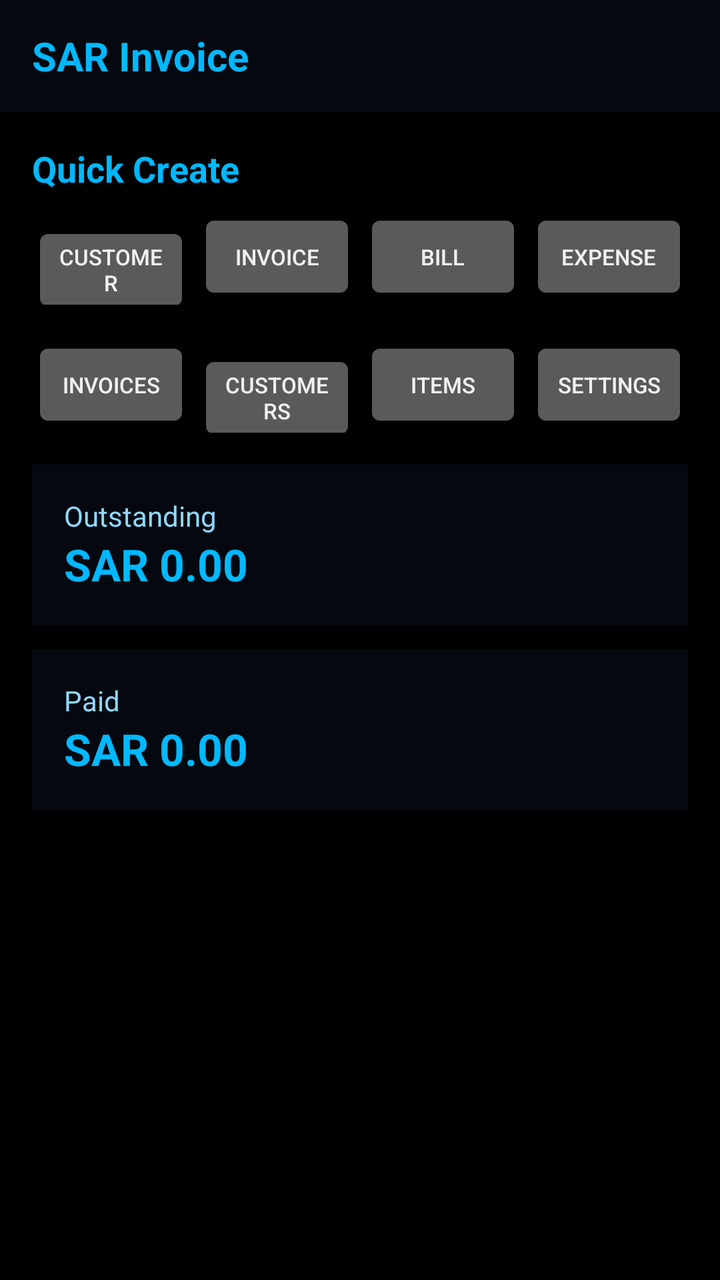
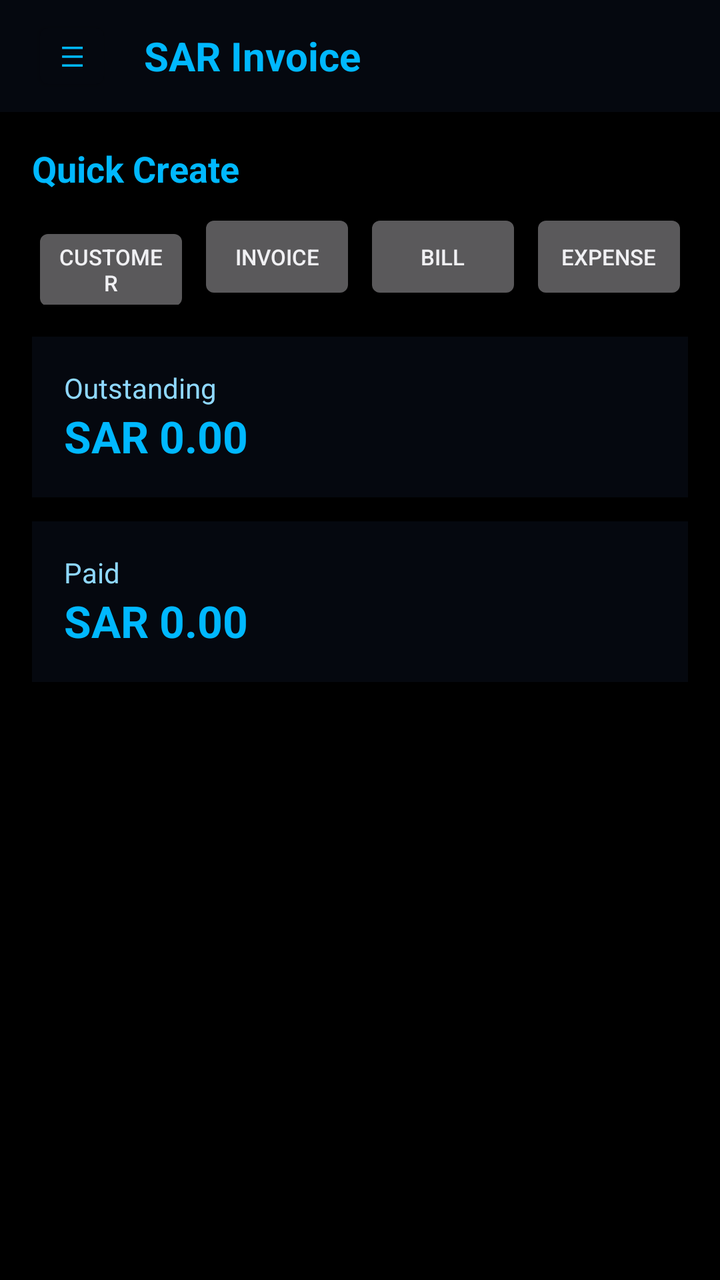

The first picture is an Android layout as it rendered before a commit; the second is the same layout after the commit. The layout source and the unified diff follow.
<!-- AndroidManifest.xml: application theme Theme.SarInvoice -->
<!-- res/layout/activity_dashboard.xml -->
<?xml version="1.0" encoding="utf-8"?>
<LinearLayout xmlns:android="http://schemas.android.com/apk/res/android"
    android:layout_width="match_parent"
    android:layout_height="match_parent"
    android:orientation="vertical"
    android:background="@color/neon_black">

    <TextView
        android:layout_width="match_parent"
        android:layout_height="56dp"
        android:background="#05080F"
        android:text="SAR Invoice"
        android:textColor="@color/neon_blue"
        android:textSize="20sp"
        android:textStyle="bold"
        android:gravity="center_vertical"
        android:paddingStart="16dp" />

    <ScrollView
        android:layout_width="match_parent"
        android:layout_height="match_parent"
        android:padding="16dp">

        <LinearLayout
            android:layout_width="match_parent"
            android:layout_height="wrap_content"
            android:orientation="vertical">

            <TextView
                android:layout_width="wrap_content"
                android:layout_height="wrap_content"
                android:text="Quick Create"
                android:textColor="@color/neon_blue"
                android:textSize="18sp"
                android:textStyle="bold"
                android:layout_marginBottom="8dp" />

            <LinearLayout
                android:layout_width="match_parent"
                android:layout_height="wrap_content"
                android:orientation="horizontal"
                android:weightSum="4"
                android:layout_marginBottom="16dp">

                <Button
                    android:id="@+id/btnNewCustomer"
                    android:layout_width="0dp"
                    android:layout_height="wrap_content"
                    android:layout_weight="1"
                    android:text="Customer"
                    android:textSize="11sp"
                    android:layout_marginEnd="4dp" />

                <Button
                    android:id="@+id/btnNewInvoice"
                    android:layout_width="0dp"
                    android:layout_height="wrap_content"
                    android:layout_weight="1"
                    android:text="Invoice"
                    android:textSize="11sp"
                    android:layout_marginEnd="4dp" />

                <Button
                    android:id="@+id/btnNewBill"
                    android:layout_width="0dp"
                    android:layout_height="wrap_content"
                    android:layout_weight="1"
                    android:text="Bill"
                    android:textSize="11sp"
                    android:layout_marginEnd="4dp" />

                <Button
                    android:id="@+id/btnNewExpense"
                    android:layout_width="0dp"
                    android:layout_height="wrap_content"
                    android:layout_weight="1"
                    android:text="Expense"
                    android:textSize="11sp" />
            </LinearLayout>

            <LinearLayout
                android:layout_width="match_parent"
                android:layout_height="wrap_content"
                android:orientation="horizontal"
                android:weightSum="4"
                android:layout_marginBottom="16dp">

                <Button
                    android:id="@+id/navInvoices"
                    android:layout_width="0dp"
                    android:layout_height="wrap_content"
                    android:layout_weight="1"
                    android:text="Invoices"
                    android:textSize="11sp"
                    android:layout_marginEnd="4dp" />

                <Button
                    android:id="@+id/navCustomers"
                    android:layout_width="0dp"
                    android:layout_height="wrap_content"
                    android:layout_weight="1"
                    android:text="Customers"
                    android:textSize="11sp"
                    android:layout_marginEnd="4dp" />

                <Button
                    android:id="@+id/navItems"
                    android:layout_width="0dp"
                    android:layout_height="wrap_content"
                    android:layout_weight="1"
                    android:text="Items"
                    android:textSize="11sp"
                    android:layout_marginEnd="4dp" />

                <Button
                    android:id="@+id/navSettings"
                    android:layout_width="0dp"
                    android:layout_height="wrap_content"
                    android:layout_weight="1"
                    android:text="Settings"
                    android:textSize="11sp" />
            </LinearLayout>

            <LinearLayout
                android:layout_width="match_parent"
                android:layout_height="wrap_content"
                android:orientation="vertical"
                android:background="#05080F"
                android:padding="16dp"
                android:layout_marginBottom="12dp">

                <TextView
                    android:layout_width="wrap_content"
                    android:layout_height="wrap_content"
                    android:text="Outstanding"
                    android:textColor="#8FD8FF" />

                <TextView
                    android:id="@+id/txtOutstanding"
                    android:layout_width="wrap_content"
                    android:layout_height="wrap_content"
                    android:text="SAR 0.00"
                    android:textColor="@color/neon_blue"
                    android:textSize="22sp"
                    android:textStyle="bold" />
            </LinearLayout>

            <LinearLayout
                android:layout_width="match_parent"
                android:layout_height="wrap_content"
                android:orientation="vertical"
                android:background="#05080F"
                android:padding="16dp"
                android:layout_marginBottom="12dp">

                <TextView
                    android:layout_width="wrap_content"
                    android:layout_height="wrap_content"
                    android:text="Paid"
                    android:textColor="#8FD8FF" />

                <TextView
                    android:id="@+id/txtPaid"
                    android:layout_width="wrap_content"
                    android:layout_height="wrap_content"
                    android:text="SAR 0.00"
                    android:textColor="@color/neon_blue"
                    android:textSize="22sp"
                    android:textStyle="bold" />
            </LinearLayout>

        </LinearLayout>
    </ScrollView>
</LinearLayout>
<!-- resources referenced by this layout -->
<resources>
  <color name="neon_black">#FF000000</color>
  <color name="neon_blue">#FF00B8FF</color>
  <style name="Theme.SarInvoice" parent="@android:style/Theme.DeviceDefault.NoActionBar">
          <item name="android:windowBackground">@color/neon_black</item>
      </style>
</resources>

<!-- the commit's change to res/layout/activity_dashboard.xml (unified diff, before → after) -->
@@ -1,174 +1,223 @@
+<?xml version="1.0" encoding="utf-8"?>
+<androidx.drawerlayout.widget.DrawerLayout xmlns:android="http://schemas.android.com/apk/res/android"
+    xmlns:app="http://schemas.android.com/apk/res-auto"
+    android:id="@+id/drawerLayout"
+    android:layout_width="match_parent"
+    android:layout_height="match_parent"
+    android:background="@color/neon_black">
+
+    <LinearLayout
+        android:layout_width="match_parent"
+        android:layout_height="match_parent"
+        android:orientation="vertical">
+
+        <LinearLayout
+            android:layout_width="match_parent"
+            android:layout_height="56dp"
+            android:background="#05080F"
+            android:orientation="horizontal"
+            android:gravity="center_vertical"
+            android:paddingStart="16dp"
+            android:paddingEnd="16dp">
+
+            <Button
+                android:id="@+id/btnOpenDrawer"
+                android:layout_width="40dp"
+                android:layout_height="40dp"
+                android:text="☰"
+                android:backgroundTint="#05080F"
+                android:textColor="@color/neon_blue" />
+
+            <TextView
+                android:layout_width="wrap_content"
+                android:layout_height="wrap_content"
+                android:text="SAR Invoice"
+                android:textColor="@color/neon_blue"
+                android:textSize="20sp"
+                android:textStyle="bold"
+                android:layout_marginStart="16dp" />
+        </LinearLayout>
+
+        <ScrollView
+            android:layout_width="match_parent"
+            android:layout_height="match_parent"
+            android:padding="16dp">
+
+            <LinearLayout
+                android:layout_width="match_parent"
+                android:layout_height="wrap_content"
+                android:orientation="vertical">
+
+                <TextView
+                    android:layout_width="wrap_content"
+                    android:layout_height="wrap_content"
+                    android:text="Quick Create"
+                    android:textColor="@color/neon_blue"
+                    android:textSize="18sp"
+                    android:textStyle="bold"
+                    android:layout_marginBottom="8dp" />
+
+                <LinearLayout
+                    android:layout_width="match_parent"
+                    android:layout_height="wrap_content"
+                    android:orientation="horizontal"
+                    android:weightSum="4"
+                    android:layout_marginBottom="16dp">
+
+                    <Button
+                        android:id="@+id/btnNewCustomer"
+                        android:layout_width="0dp"
+                        android:layout_height="wrap_content"
+                        android:layout_weight="1"
+                        android:text="Customer"
+                        android:textSize="11sp"
+                        android:layout_marginEnd="4dp" />
+
+                    <Button
+                        android:id="@+id/btnNewInvoice"
+                        android:layout_width="0dp"
+                        android:layout_height="wrap_content"
+                        android:layout_weight="1"
+                        android:text="Invoice"
+                        android:textSize="11sp"
+                        android:layout_marginEnd="4dp" />
+
+                    <Button
+                        android:id="@+id/btnNewBill"
+                        android:layout_width="0dp"
+                        android:layout_height="wrap_content"
+                        android:layout_weight="1"
+                        android:text="Bill"
+                        android:textSize="11sp"
+                        android:layout_marginEnd="4dp" />
+
+                    <Button
+                        android:id="@+id/btnNewExpense"
+                        android:layout_width="0dp"
+                        android:layout_height="wrap_content"
+                        android:layout_weight="1"
+                        android:text="Expense"
+                        android:textSize="11sp" />
+                </LinearLayout>
+
+                <LinearLayout
+                    android:layout_width="match_parent"
+                    android:layout_height="wrap_content"
+                    android:orientation="vertical"
+                    android:background="#05080F"
+                    android:padding="16dp"
+                    android:layout_marginBottom="12dp">
+
+                    <TextView
+                        android:layout_width="wrap_content"
+                        android:layout_height="wrap_content"
+                        android:text="Outstanding"
+                        android:textColor="#8FD8FF" />
+
+                    <TextView
+                        android:id="@+id/txtOutstanding"
+                        android:layout_width="wrap_content"
+                        android:layout_height="wrap_content"
+                        android:text="SAR 0.00"
+                        android:textColor="@color/neon_blue"
+                        android:textSize="22sp"
+                        android:textStyle="bold" />
+                </LinearLayout>
+
+                <LinearLayout
+                    android:layout_width="match_parent"
+                    android:layout_height="wrap_content"
+                    android:orientation="vertical"
+                    android:background="#05080F"
+                    android:padding="16dp"
+                    android:layout_marginBottom="12dp">
+
+                    <TextView
+                        android:layout_width="wrap_content"
+                        android:layout_height="wrap_content"
+                        android:text="Paid"
+                        android:textColor="#8FD8FF" />
+
+                    <TextView
+                        android:id="@+id/txtPaid"
+                        android:layout_width="wrap_content"
+                        android:layout_height="wrap_content"
+                        android:text="SAR 0.00"
+                        android:textColor="@color/neon_blue"
+                        android:textSize="22sp"
+                        android:textStyle="bold" />
+                </LinearLayout>
+
+            </LinearLayout>
+        </ScrollView>
+    </LinearLayout>
+
+    <com.google.android.material.navigation.NavigationView
+        android:id="@+id/navView"
+        android:layout_width="wrap_content"
+        android:layout_height="match_parent"
+        android:layout_gravity="start"
+        android:background="@color/neon_black"
+        app:headerLayout="@layout/nav_header_profile"
+        app:itemTextColor="@android:color/white"
+        app:itemIconTint="@color/neon_blue">
+
+        <LinearLayout
+            android:layout_width="match_parent"
+            android:layout_height="match_parent"
+            android:orientation="vertical"
+            android:paddingTop="180dp">
+
+            <ScrollView
+                android:layout_width="match_parent"
+                android:layout_height="match_parent">
+
+                <LinearLayout
+                    android:layout_width="match_parent"
+                    android:layout_height="wrap_content"
+                    android:orientation="vertical"
+                    android:padding="8dp">
+
+                    <Button android:id="@+id/menuHome" android:layout_width="match_parent" android:layout_height="wrap_content" android:text="Home" android:backgroundTint="#05080F" android:gravity="start|center_vertical" android:layout_marginBottom="4dp"/>
+                    <Button android:id="@+id/menuItems" android:layout_width="match_parent" android:layout_height="wrap_content" android:text="Items" android:backgroundTint="#05080F" android:gravity="start|center_vertical" android:layout_marginBottom="4dp"/>
+                    <Button android:id="@+id/menuBanking" android:layout_width="match_parent" android:layout_height="wrap_content" android:text="Banking" android:backgroundTint="#05080F" android:gravity="start|center_vertical" android:layout_marginBottom="4dp"/>
+                    <Button android:id="@+id/menuSales" android:layout_width="match_parent" android:layout_height="wrap_content" android:text="Sales" android:backgroundTint="#05080F" android:gravity="start|center_vertical" android:layout_marginBottom="4dp"/>
+                    <Button android:id="@+id/menuPurchases" android:layout_width="match_parent" android:layout_height="wrap_content" android:text="Purchases" android:backgroundTint="#05080F" android:gravity="start|center_vertical" android:layout_marginBottom="4dp"/>
+                    <Button android:id="@+id/menuTimeTracking" android:layout_width="match_parent" android:layout_height="wrap_content" android:text="Time Tracking" android:backgroundTint="#05080F" android:gravity="start|center_vertical" android:layout_marginBottom="4dp"/>
+                    <Button android:id="@+id/menuAccountant" android:layout_width="match_parent" android:layout_height="wrap_content" android:text="Accountant" android:backgroundTint="#05080F" android:gravity="start|center_vertical" android:layout_marginBottom="4dp"/>
+                    <Button android:id="@+id/menuDocuments" android:layout_width="match_parent" android:layout_height="wrap_content" android:text="Documents" android:backgroundTint="#05080F" android:gravity="start|center_vertical" android:layout_marginBottom="4dp"/>
+                    <Button android:id="@+id/menuReports" android:layout_width="match_parent" android:layout_height="wrap_content" android:text="Reports" android:backgroundTint="#05080F" android:gravity="start|center_vertical" android:layout_marginBottom="4dp"/>
+                    <Button android:id="@+id/menuSettings" android:layout_width="match_parent" android:layout_height="wrap_content" android:text="Settings" android:backgroundTint="#05080F" android:gravity="start|center_vertical" android:layout_marginBottom="4dp"/>
+                    <Button android:id="@+id/menuLogout" android:layout_width="match_parent" android:layout_height="wrap_content" android:text="Logout" android:backgroundTint="#FF5C8A" android:gravity="start|center_vertical" android:layout_marginTop="16dp"/>
+                </LinearLayout>
+            </ScrollView>
+        </LinearLayout>
+    </com.google.android.material.navigation.NavigationView>
+</androidx.drawerlayout.widget.DrawerLayout>
+<!-- res/layout/nav_header_profile.xml (included above) -->
 <?xml version="1.0" encoding="utf-8"?>
 <LinearLayout xmlns:android="http://schemas.android.com/apk/res/android"
     android:layout_width="match_parent"
-    android:layout_height="match_parent"
+    android:layout_height="170dp"
+    android:background="#05080F"
     android:orientation="vertical"
-    android:background="@color/neon_black">
+    android:padding="16dp"
+    android:gravity="bottom">
 
     <TextView
-        android:layout_width="match_parent"
-        android:layout_height="56dp"
-        android:background="#05080F"
+        android:id="@+id/headerTitle"
+        android:layout_width="wrap_content"
+        android:layout_height="wrap_content"
         android:text="SAR Invoice"
         android:textColor="@color/neon_blue"
-        android:textSize="20sp"
-        android:textStyle="bold"
-        android:gravity="center_vertical"
-        android:paddingStart="16dp" />
-
-    <ScrollView
-        android:layout_width="match_parent"
-        android:layout_height="match_parent"
-        android:padding="16dp">
-
-        <LinearLayout
-            android:layout_width="match_parent"
-            android:layout_height="wrap_content"
-            android:orientation="vertical">
-
-            <TextView
-                android:layout_width="wrap_content"
-                android:layout_height="wrap_content"
-                android:text="Quick Create"
-                android:textColor="@color/neon_blue"
-                android:textSize="18sp"
-                android:textStyle="bold"
-                android:layout_marginBottom="8dp" />
-
-            <LinearLayout
-                android:layout_width="match_parent"
-                android:layout_height="wrap_content"
-                android:orientation="horizontal"
-                android:weightSum="4"
-                android:layout_marginBottom="16dp">
-
-                <Button
-                    android:id="@+id/btnNewCustomer"
-                    android:layout_width="0dp"
-                    android:layout_height="wrap_content"
-                    android:layout_weight="1"
-                    android:text="Customer"
-                    android:textSize="11sp"
-                    android:layout_marginEnd="4dp" />
-
-                <Button
-                    android:id="@+id/btnNewInvoice"
-                    android:layout_width="0dp"
-                    android:layout_height="wrap_content"
-                    android:layout_weight="1"
-                    android:text="Invoice"
-                    android:textSize="11sp"
-                    android:layout_marginEnd="4dp" />
-
-                <Button
-                    android:id="@+id/btnNewBill"
-                    android:layout_width="0dp"
-                    android:layout_height="wrap_content"
-                    android:layout_weight="1"
-                    android:text="Bill"
-                    android:textSize="11sp"
-                    android:layout_marginEnd="4dp" />
-
-                <Button
-                    android:id="@+id/btnNewExpense"
-                    android:layout_width="0dp"
-                    android:layout_height="wrap_content"
-                    android:layout_weight="1"
-                    android:text="Expense"
-                    android:textSize="11sp" />
-            </LinearLayout>
-
-            <LinearLayout
-                android:layout_width="match_parent"
-                android:layout_height="wrap_content"
-                android:orientation="horizontal"
-                android:weightSum="4"
-                android:layout_marginBottom="16dp">
-
-                <Button
-                    android:id="@+id/navInvoices"
-                    android:layout_width="0dp"
-                    android:layout_height="wrap_content"
-                    android:layout_weight="1"
-                    android:text="Invoices"
-                    android:textSize="11sp"
-                    android:layout_marginEnd="4dp" />
-
-                <Button
-                    android:id="@+id/navCustomers"
-                    android:layout_width="0dp"
-                    android:layout_height="wrap_content"
-                    android:layout_weight="1"
-                    android:text="Customers"
-                    android:textSize="11sp"
-                    android:layout_marginEnd="4dp" />
-
-                <Button
-                    android:id="@+id/navItems"
-                    android:layout_width="0dp"
-                    android:layout_height="wrap_content"
-                    android:layout_weight="1"
-                    android:text="Items"
-                    android:textSize="11sp"
-                    android:layout_marginEnd="4dp" />
-
-                <Button
-                    android:id="@+id/navSettings"
-                    android:layout_width="0dp"
-                    android:layout_height="wrap_content"
-                    android:layout_weight="1"
-                    android:text="Settings"
-                    android:textSize="11sp" />
-            </LinearLayout>
-
-            <LinearLayout
-                android:layout_width="match_parent"
-                android:layout_height="wrap_content"
-                android:orientation="vertical"
-                android:background="#05080F"
-                android:padding="16dp"
-                android:layout_marginBottom="12dp">
-
-                <TextView
-                    android:layout_width="wrap_content"
-                    android:layout_height="wrap_content"
-                    android:text="Outstanding"
-                    android:textColor="#8FD8FF" />
-
-                <TextView
-                    android:id="@+id/txtOutstanding"
-                    android:layout_width="wrap_content"
-                    android:layout_height="wrap_content"
-                    android:text="SAR 0.00"
-                    android:textColor="@color/neon_blue"
-                    android:textSize="22sp"
-                    android:textStyle="bold" />
-            </LinearLayout>
-
-            <LinearLayout
-                android:layout_width="match_parent"
-                android:layout_height="wrap_content"
-                android:orientation="vertical"
-                android:background="#05080F"
-                android:padding="16dp"
-                android:layout_marginBottom="12dp">
-
-                <TextView
-                    android:layout_width="wrap_content"
-                    android:layout_height="wrap_content"
-                    android:text="Paid"
-                    android:textColor="#8FD8FF" />
-
-                <TextView
-                    android:id="@+id/txtPaid"
-                    android:layout_width="wrap_content"
-                    android:layout_height="wrap_content"
-                    android:text="SAR 0.00"
-                    android:textColor="@color/neon_blue"
-                    android:textSize="22sp"
-                    android:textStyle="bold" />
-            </LinearLayout>
-
-        </LinearLayout>
-    </ScrollView>
+        android:textSize="18sp"
+        android:textStyle="bold" />
+
+    <TextView
+        android:id="@+id/headerEmail"
+        android:layout_width="wrap_content"
+        android:layout_height="wrap_content"
+        android:text="sar.developer2026@gmail.com"
+        android:textColor="#8FD8FF"
+        android:textSize="14sp" />
 </LinearLayout>
